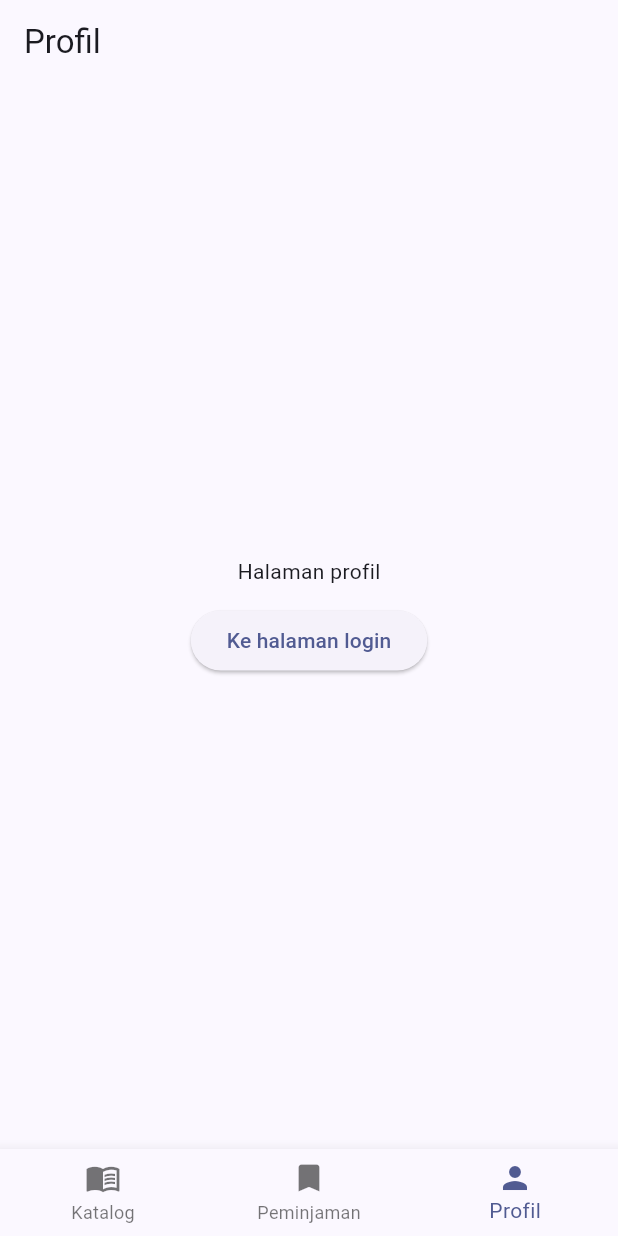
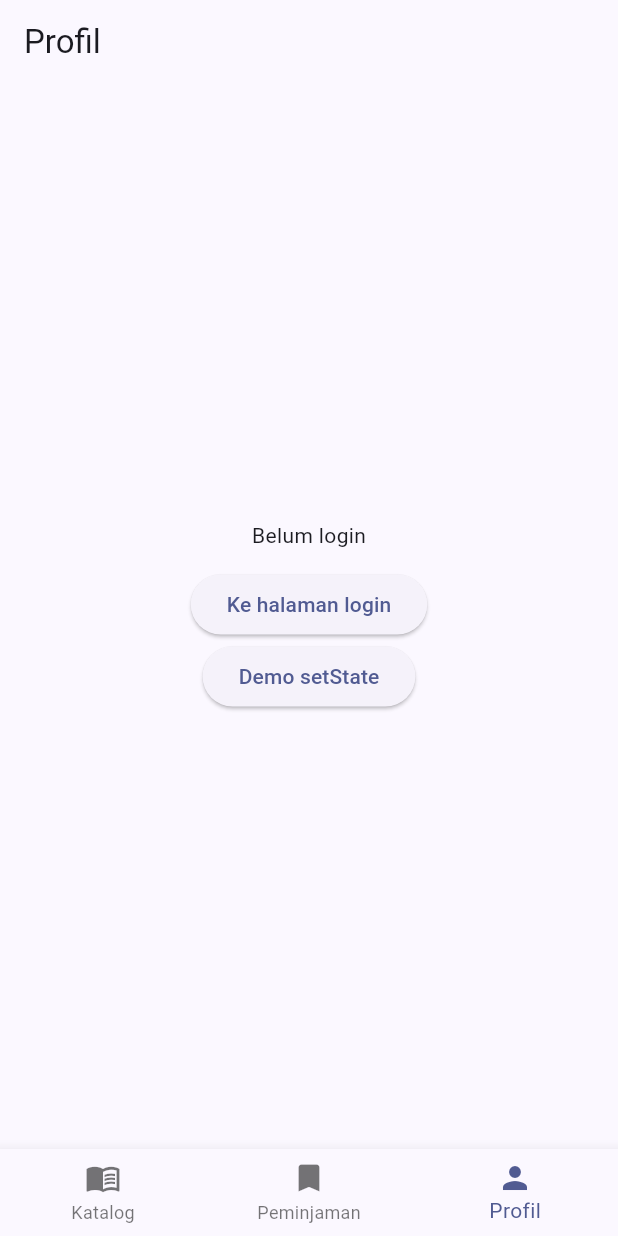
Before and after one commit to ChikaYunitaBahri/pustakakita, a Flutter app: the screen it shows after launch, item 3 of the bottom bar chosen, on a phone screen of 412 x 824 dp. Run offline on Flutter 3.47's test engine with Material 3 defaults, Android fonts, the phone set to English and light mode, and no system bars; network calls fail.

Commit message:
Tambah halaman demo setState: badge, favorit, switch, dan form validasi

```diff
--- a/lib/main.dart
+++ b/lib/main.dart
@@ -1,6 +1,6 @@
 import 'package:flutter/material.dart';
 import 'package:provider/provider.dart';
-
+import 'screens/demo_setstate_screen.dart';
 import 'providers/auth_provider.dart';
 import 'providers/buku_provider.dart';
 import 'providers/peminjaman_provider.dart';
@@ -35,6 +35,7 @@ class PustakaKitaApp extends StatelessWidget {
         '/': (context) => const HomeShell(),
         '/detail': (context) => const DetailScreen(),
         '/login': (context) => const LoginScreen(),
+        '/demo-setstate': (context) => const DemoSetStateScreen(),
       },
     );
   }
--- a/lib/screens/profil_screen.dart
+++ b/lib/screens/profil_screen.dart
@@ -1,4 +1,7 @@
 import 'package:flutter/material.dart';
+import 'package:provider/provider.dart';
+
+import '../providers/auth_provider.dart';
 
 class ProfilScreen extends StatelessWidget {
   const ProfilScreen({super.key});
@@ -11,11 +14,19 @@ class ProfilScreen extends StatelessWidget {
         child: Column(
           mainAxisSize: MainAxisSize.min,
           children: [
-            const Text('Halaman profil'),
+            Consumer<AuthProvider>(
+              builder: (context, auth, _) => Text(
+                auth.sudahLogin ? 'Halo, ${auth.namaUser}' : 'Belum login',
+              ),
+            ),
             const SizedBox(height: 12),
             ElevatedButton(
               onPressed: () => Navigator.pushNamed(context, '/login'),
               child: const Text('Ke halaman login'),
+            ),
+            ElevatedButton(
+              onPressed: () => Navigator.pushNamed(context, '/demo-setstate'),
+              child: const Text('Demo setState'),
             ),
           ],
         ),
```
Also changed, not shown: lib/screens/demo_setstate_screen.dart (added, +86 -0 lines).
